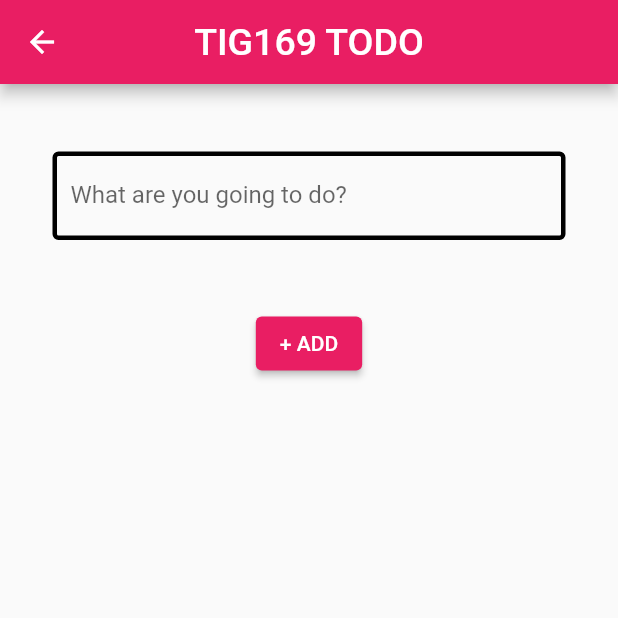
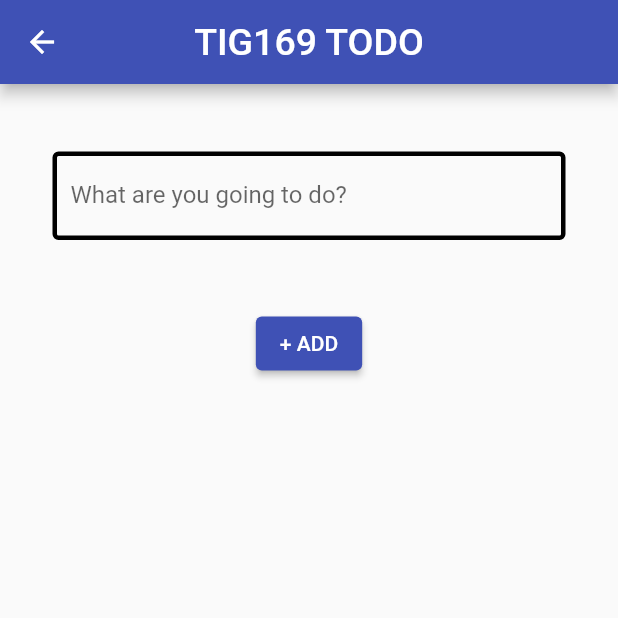
Before and after one commit to gu-tig169-ht21/gushogmael, a Flutter app: the screen it shows after launch, after a tap on the "add" icon, on a phone screen of 412 x 824 dp, the top half of it. Run offline on Flutter 3.47's test engine with Material 2 defaults, Android fonts, the phone set to English and light mode, and no system bars; network calls fail.

```diff
--- a/lib/CheckList.dart
+++ b/lib/CheckList.dart
@@ -21,8 +21,7 @@ class CheckList extends StatelessWidget {
         controlAffinity: ListTileControlAffinity.leading,
         title: Text(checkbox.title,
             style: TextStyle(
-                decoration:
-                    checkbox.done ? TextDecoration.lineThrough : null)),
+                decoration: checkbox.done ? TextDecoration.lineThrough : null)),
         onChanged: (value) {
           var state = Provider.of<MyState>(context, listen: false);
           state.setDoneCheckList(checkbox, false);
--- a/lib/CheckListview.dart
+++ b/lib/CheckListview.dart
@@ -39,9 +39,9 @@ class CheckBoxListView extends StatelessWidget {
               context,
               MaterialPageRoute(
                   builder: (context) => SecondView(CheckBoxState(
-                    title: 'title',
-                    id: '',
-                    ))));
+                        title: '',
+                        id: '',
+                      ))));
 
           if (newBox != null) {
             Provider.of<MyState>(context, listen: false).addBox(newBox);
@@ -54,8 +54,9 @@ class CheckBoxListView extends StatelessWidget {
   List<CheckBoxState> _filterList(list, filterBy) {
     if (filterBy == "Done") {
       return list.where((checkbox) => checkbox.done == true).toList();
-    } if (filterBy == "Undone") {
-     return list.where((checkbox) => checkbox.done == false).toList();
+    }
+    if (filterBy == "Undone") {
+      return list.where((checkbox) => checkbox.done == false).toList();
     }
     return list;
   }
--- a/lib/SecondView.dart
+++ b/lib/SecondView.dart
@@ -1,4 +1,3 @@
-
 // ignore_for_file: file_names
 
 import 'package:flutter/material.dart';
@@ -16,7 +15,13 @@ class SecondView extends StatefulWidget {
 }
 
 class SecondViewState extends State<SecondView> {
-  String title = 'title';
+  String title = '';
+  bool isLoading = true;
+
+  static final RegExp letterRegExp = RegExp('[a-zA-Z] ');
+  static final RegExp numberRegExp = RegExp('r\d');
+
+  final _formKey = GlobalKey<FormState>();
 
   late TextEditingController textEditingController = TextEditingController();
 
@@ -41,7 +46,8 @@ class SecondViewState extends State<SecondView> {
           style: TextStyle(fontSize: 25),
         ),
       ),
-      body: Center(
+      body: Form(
+        key: _formKey,
         child: Column(
           children: [
             Container(
@@ -63,13 +69,19 @@ class SecondViewState extends State<SecondView> {
       alignment: Alignment.center,
       padding: const EdgeInsets.all(5.0),
       margin: const EdgeInsets.all(30.0),
-      child: TextField(
+      child: TextFormField(
         controller: textEditingController,
-        decoration: InputDecoration(
+        decoration: const InputDecoration(
             enabledBorder: OutlineInputBorder(
               borderSide: BorderSide(width: 3.0),
             ),
             labelText: "What are you going to do?"),
+        validator: (title) {
+          if (title == null || title.isEmpty) {
+            return 'Textfield is empty, please try again!';
+          }
+          return null;
+        },
       ),
     );
   }
@@ -79,10 +91,13 @@ class SecondViewState extends State<SecondView> {
       mainAxisAlignment: MainAxisAlignment.center,
       children: [
         ElevatedButton(
-            child: const Text('+ ADD'),
-            onPressed: () {
+          child: const Text('+ ADD'),
+          onPressed: () {
+            if (_formKey.currentState!.validate()) {
               Navigator.pop(context, CheckBoxState(title: title, id: ''));
-            }),
+            }
+          },
+        ),
       ],
     );
   }
--- a/lib/main.dart
+++ b/lib/main.dart
@@ -5,7 +5,7 @@ import 'package:provider/provider.dart';
 import '/model.dart';
 import 'CheckListview.dart';
 
-void main() { //sätt en await längre ner för ex get, add osv
+void main() {
   var state = MyState();
   state.getList();
   runApp(
@@ -20,7 +20,7 @@ class MyApp extends StatelessWidget {
     return MaterialApp(
       title: 'Flutter Demo',
       theme: ThemeData(
-        primarySwatch: Colors.pink,
+        primarySwatch: Colors.indigo,
         visualDensity: VisualDensity.adaptivePlatformDensity,
       ),
       home: CheckBoxListView(),
```
Also changed, not shown: lib/Api.dart (+11 -81 lines), lib/model.dart (+6 -23 lines).
